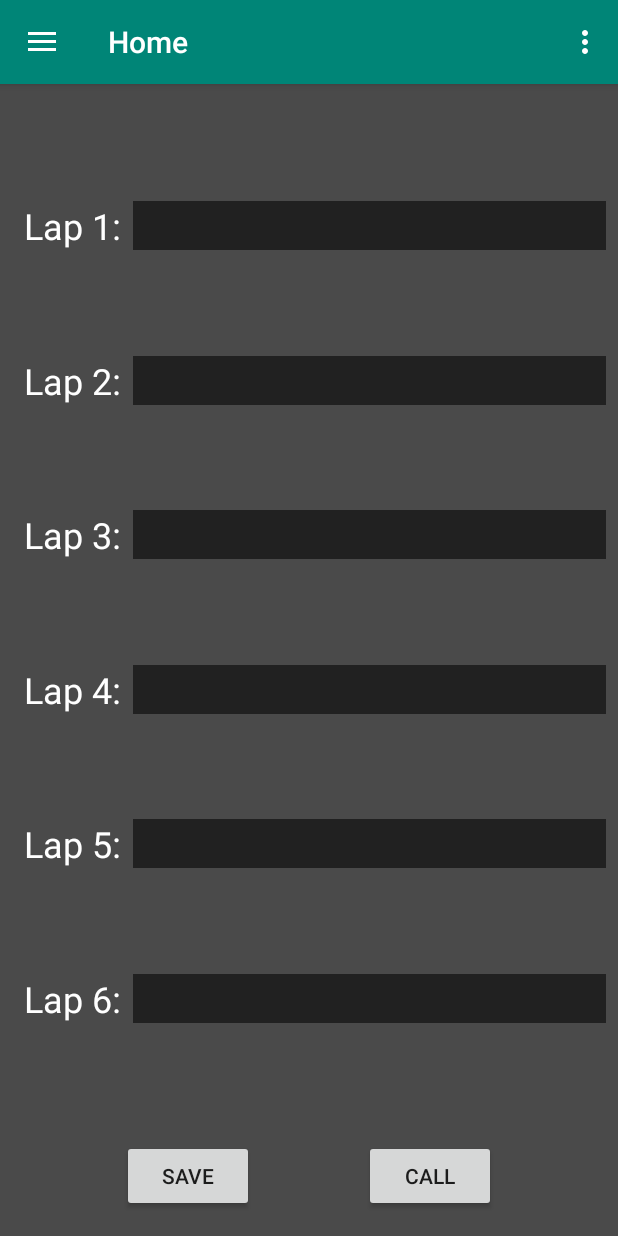
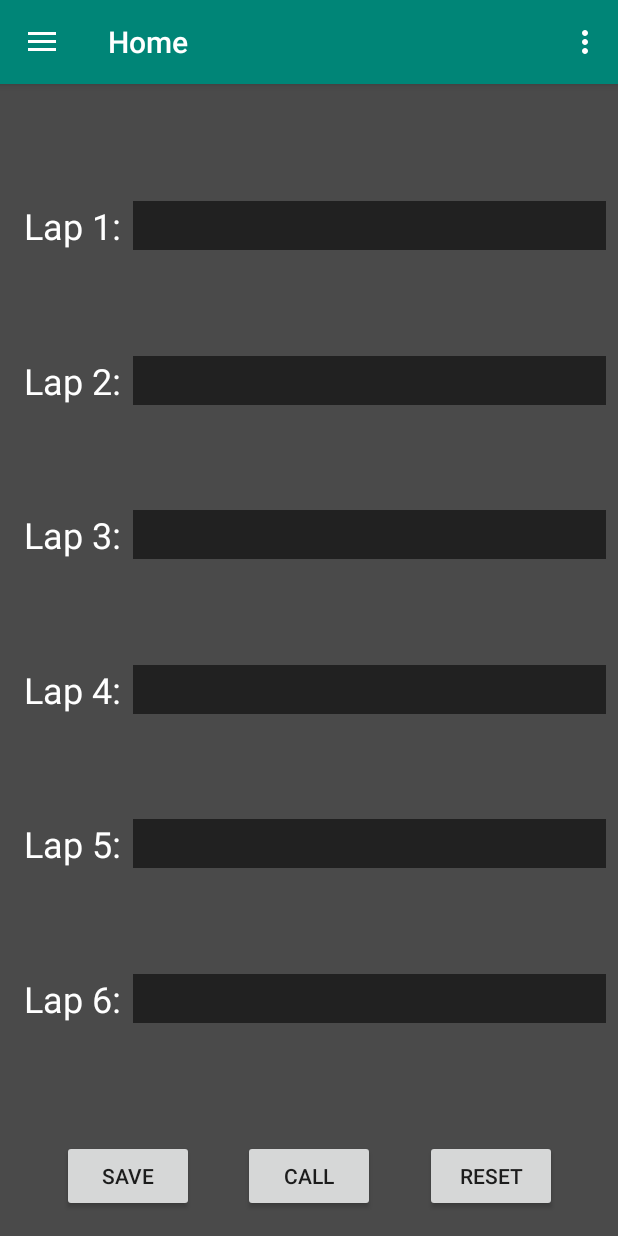
Before and after one commit to atmajap/TimerNav, an Android app: the screen it shows after launch (MainActivity), on a phone screen of 412 x 824 dp. Run offline under Robolectric (Android 15) with nearby library versions, the phone set to English and light mode, and no system bars; our stand-ins replace navigation-ui.

Commit message:
added working reset button

```diff
--- a/app/src/main/res/layout/fragment_home.xml
+++ b/app/src/main/res/layout/fragment_home.xml
@@ -124,6 +124,18 @@
         app:layout_constraintBottom_toBottomOf="parent"
         app:layout_constraintEnd_toEndOf="parent"
         app:layout_constraintHorizontal_bias="0.5"
+        app:layout_constraintEnd_toStartOf="@+id/reset_button"
         app:layout_constraintStart_toEndOf="@+id/save_button" />
 
+    <Button
+        android:id="@+id/reset_button"
+        android:layout_width="wrap_content"
+        android:layout_height="wrap_content"
+        android:layout_marginBottom="8dp"
+        android:text="@string/reset"
+        app:layout_constraintBottom_toBottomOf="parent"
+        app:layout_constraintEnd_toEndOf="parent"
+        app:layout_constraintHorizontal_bias="0.5"
+        app:layout_constraintStart_toEndOf="@+id/call_button" />
+
 </androidx.constraintlayout.widget.ConstraintLayout>
--- a/app/src/main/res/values/strings.xml
+++ b/app/src/main/res/values/strings.xml
@@ -30,4 +30,5 @@
 
     <string name="user_id">ID : </string>
     <string name="date">Date : </string>
+    <string name="reset">reset</string>
 </resources>
--- a/build.gradle
+++ b/build.gradle
@@ -8,7 +8,7 @@ buildscript {
 
     }
     dependencies {
-        classpath 'com.android.tools.build:gradle:3.5.0'
+        classpath 'com.android.tools.build:gradle:3.5.1'
         classpath "org.jetbrains.kotlin:kotlin-gradle-plugin:$kotlin_version"
         // NOTE: Do not place your application dependencies here; they belong
         // in the individual module build.gradle files
```
Also changed, not shown: app/src/main/java/com/example/timernav/ui/home/HomeFragment.kt (+15 -1 lines).
